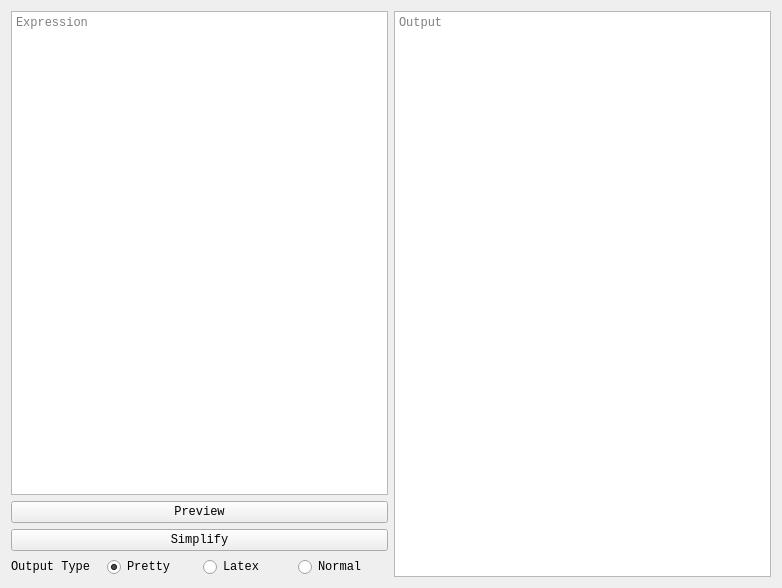
Old version of the form caspy/qt_assets/tabs/simplify.ui in the repository Secozzi/CASpy.
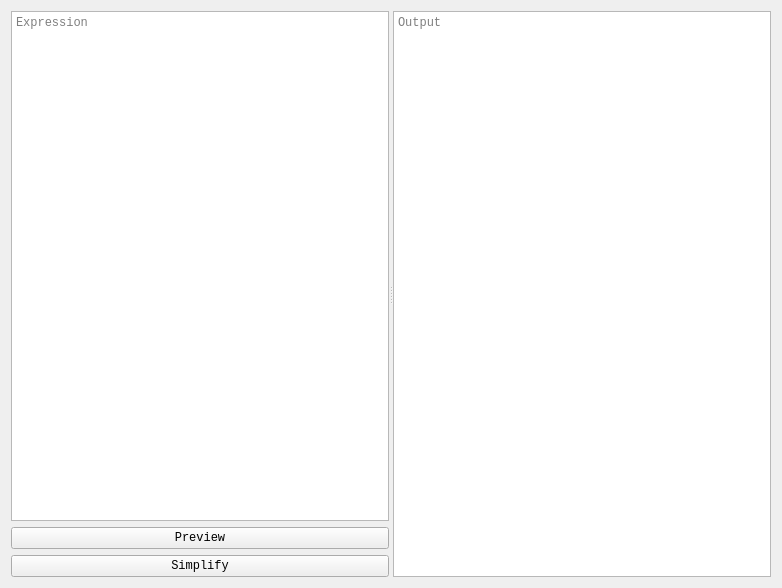
New version of the form.

Commit message: Added view and splitters plus fixed some in formulas tab

```diff
--- a/caspy/qt_assets/tabs/simplify.ui
+++ b/caspy/qt_assets/tabs/simplify.ui
@@ -18,106 +18,67 @@
   <property name="windowTitle">
    <string>Form</string>
   </property>
-  <layout class="QGridLayout" name="gridLayout_2">
+  <layout class="QGridLayout" name="gridLayout">
    <item row="0" column="0">
-    <layout class="QGridLayout" name="gridLayout">
-     <item row="3" column="0">
-      <widget class="QPushButton" name="SimpCalc">
-       <property name="toolTip">
-        <string>Simplify the expression - Shift + Enter</string>
-       </property>
-       <property name="text">
-        <string>Simplify</string>
-       </property>
-      </widget>
-     </item>
-     <item row="4" column="0">
-      <layout class="QHBoxLayout" name="horizontalLayout_3">
+    <widget class="QSplitter" name="splitter">
+     <property name="orientation">
+      <enum>Qt::Horizontal</enum>
+     </property>
+     <property name="childrenCollapsible">
+      <bool>false</bool>
+     </property>
+     <widget class="QWidget" name="verticalLayoutWidget">
+      <layout class="QVBoxLayout" name="verticalLayout">
        <item>
-        <widget class="QLabel" name="SimpOutType">
-         <property name="toolTip">
-          <string>Format of output</string>
+        <widget class="QTextEdit" name="SimpExp">
+         <property name="sizePolicy">
+          <sizepolicy hsizetype="Expanding" vsizetype="Ignored">
+           <horstretch>0</horstretch>
+           <verstretch>0</verstretch>
+          </sizepolicy>
          </property>
-         <property name="text">
-          <string>Output Type</string>
-         </property>
-        </widget>
-       </item>
-       <item>
-        <widget class="QRadioButton" name="SimpPP">
          <property name="toolTip">
           <string>Pretty print</string>
          </property>
-         <property name="text">
-          <string>Pretty</string>
+         <property name="lineWrapMode">
+          <enum>QTextEdit::NoWrap</enum>
          </property>
-         <property name="checked">
-          <bool>true</bool>
+         <property name="placeholderText">
+          <string>Expression</string>
          </property>
         </widget>
        </item>
        <item>
-        <widget class="QRadioButton" name="SimpLatex">
+        <widget class="QPushButton" name="SimpPrev">
          <property name="toolTip">
           <string>Latex</string>
          </property>
          <property name="text">
-          <string>Latex</string>
+          <string>Preview</string>
          </property>
         </widget>
        </item>
        <item>
-        <widget class="QRadioButton" name="SimpNormal">
+        <widget class="QPushButton" name="SimpCalc">
          <property name="toolTip">
           <string>Normal - no special format</string>
          </property>
          <property name="text">
-          <string>Normal</string>
+          <string>Simplify</string>
          </property>
         </widget>
        </item>
       </layout>
-     </item>
-     <item row="2" column="0">
-      <widget class="QPushButton" name="SimpPrev">
-       <property name="toolTip">
-        <string>Preview the expression</string>
-       </property>
-       <property name="text">
-        <string>Preview</string>
-       </property>
-      </widget>
-     </item>
-     <item row="0" column="1" rowspan="5">
-      <widget class="QTextBrowser" name="SimpOut">
-       <property name="toolTip">
-        <string>Simplified Answer</string>
-       </property>
-       <property name="placeholderText">
-        <string>Output</string>
-       </property>
-      </widget>
-     </item>
-     <item row="0" column="0" rowspan="2">
-      <widget class="QTextEdit" name="SimpExp">
-       <property name="sizePolicy">
-        <sizepolicy hsizetype="Expanding" vsizetype="Ignored">
-         <horstretch>0</horstretch>
-         <verstretch>0</verstretch>
-        </sizepolicy>
-       </property>
-       <property name="toolTip">
-        <string>Expression</string>
-       </property>
-       <property name="lineWrapMode">
-        <enum>QTextEdit::NoWrap</enum>
-       </property>
-       <property name="placeholderText">
-        <string>Expression</string>
-       </property>
-      </widget>
-     </item>
-    </layout>
+     </widget>
+     <widget class="QTextBrowser" name="SimpOut">
+      <property name="toolTip">
+       <string>Simplified Answer</string>
+      </property>
+      <property name="placeholderText">
+       <string>Output</string>
+      </property>
+     </widget>
+    </widget>
    </item>
   </layout>
  </widget>
```
Left out of the diff: 6 changed lines with no effect on the pictures. The commit also changes 18 other files.
